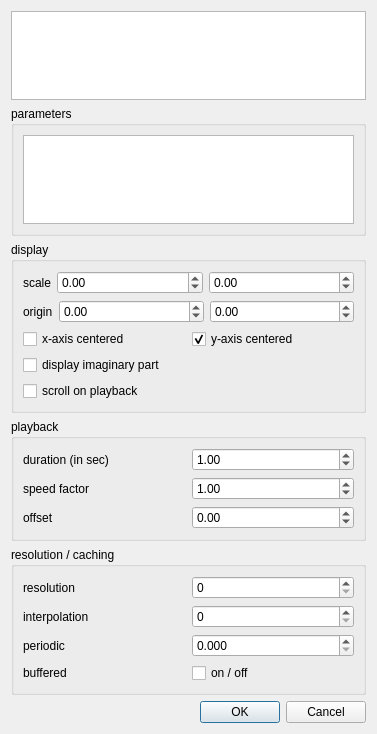
First picture: the form in src/view/ui/functiondisplayoptions.ui, repository EsGeh/function-graph-explorer, before the edit.
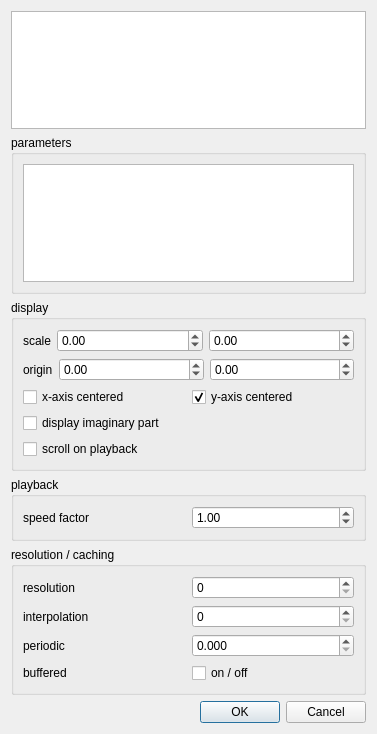
Second picture: the form after the edit.

Commit message: delete outdated gui elements

```diff
--- a/src/view/ui/functiondisplayoptions.ui
+++ b/src/view/ui/functiondisplayoptions.ui
@@ -180,27 +180,6 @@
       <string>playback</string>
      </property>
      <layout class="QVBoxLayout" name="verticalLayout_2">
-      <item>
-       <layout class="QHBoxLayout" name="horizontalLayout_4">
-        <item>
-         <widget class="QLabel" name="durationLbl">
-          <property name="text">
-           <string>duration (in sec)</string>
-          </property>
-         </widget>
-        </item>
-        <item>
-         <widget class="QDoubleSpinBox" name="duration">
-          <property name="maximum">
-           <double>60.000000000000000</double>
-          </property>
-          <property name="value">
-           <double>1.000000000000000</double>
-          </property>
-         </widget>
-        </item>
-       </layout>
-      </item>
       <item>
        <layout class="QHBoxLayout" name="horizontalLayout_5">
         <item>
@@ -225,30 +204,6 @@
         </item>
        </layout>
       </item>
-      <item>
-       <layout class="QHBoxLayout" name="horizontalLayout">
-        <item>
-         <widget class="QLabel" name="offsetLbl">
-          <property name="text">
-           <string>offset</string>
-          </property>
-         </widget>
-        </item>
-        <item>
-         <widget class="QDoubleSpinBox" name="offset">
-          <property name="minimum">
-           <double>-100.000000000000000</double>
-          </property>
-          <property name="maximum">
-           <double>100.000000000000000</double>
-          </property>
-          <property name="singleStep">
-           <double>0.100000000000000</double>
-          </property>
-         </widget>
-        </item>
-       </layout>
-      </item>
      </layout>
     </widget>
    </item>
```
The commit also changes 2 other files.
